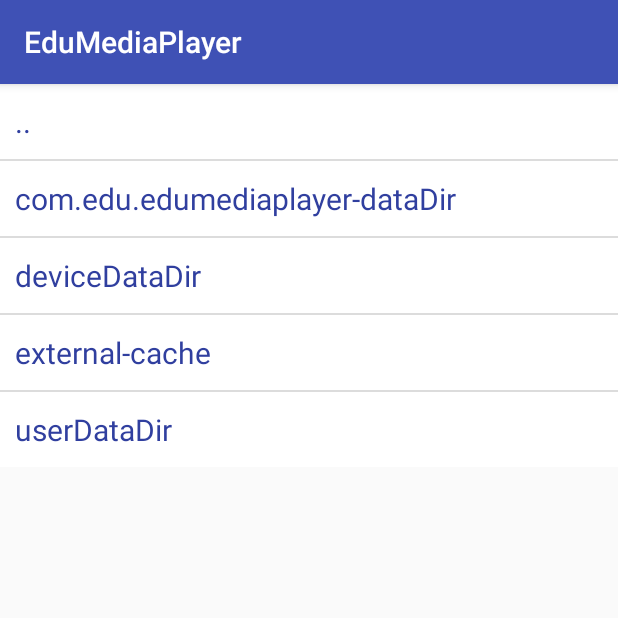
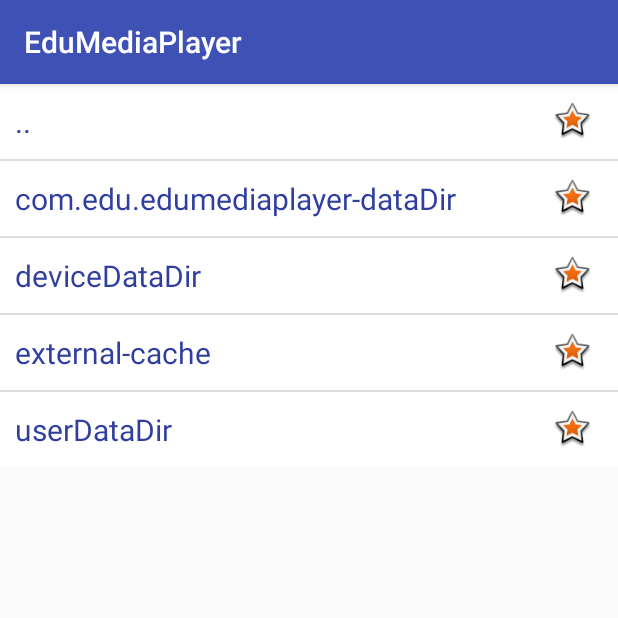
Before and after one commit to alexolteanu/EduMediaPlayer, an Android app: the screen it shows after launch (MainActivity), after a tap on "..", on a phone screen of 412 x 824 dp, the top half of it. Run offline under Robolectric (Android 15) with nearby library versions, the phone set to English and light mode, and no system bars.

Commit message:
adding a star to list items

```diff
--- a/app/src/main/res/layout/list_item.xml
+++ b/app/src/main/res/layout/list_item.xml
@@ -19,4 +19,13 @@
         android:textColor="@color/colorPrimaryDark"
         android:gravity="center_vertical"/>
 
+    <ImageView
+        android:id="@+id/star"
+        android:layout_width="30dp"
+        android:layout_height="30dp"
+        android:clickable="true"
+        android:padding="2dp"
+        android:layout_marginRight="15dp"
+        app:srcCompat="@android:drawable/star_big_on" />
+
 </LinearLayout>
```
